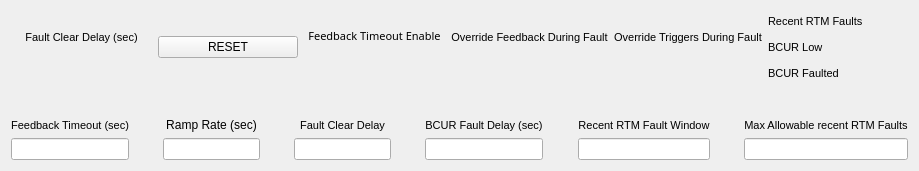
Above: new_look/rtm_faults.ui from cristinasewell/ATCA_PyDM_Screens before the change. Below: the same form after it.
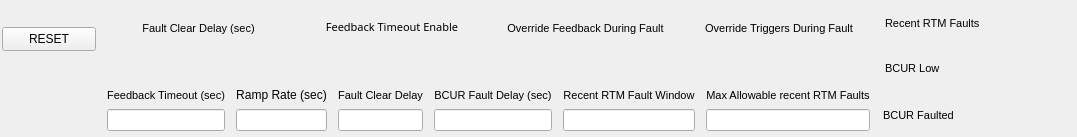
That is the form after the change. Custom widgets are drawn as their Qt base class.

Commit message: WIP - changed the layout for rtm_faults display

Diff of the .ui file:
```diff
--- a/new_look/rtm_faults.ui
+++ b/new_look/rtm_faults.ui
@@ -6,18 +6,88 @@
    <rect>
     <x>0</x>
     <y>0</y>
-    <width>919</width>
-    <height>171</height>
+    <width>933</width>
+    <height>137</height>
    </rect>
   </property>
   <property name="windowTitle">
    <string>Form</string>
   </property>
-  <layout class="QVBoxLayout" name="verticalLayout_13">
-   <item>
+  <layout class="QGridLayout" name="gridLayout">
+   <property name="leftMargin">
+    <number>2</number>
+   </property>
+   <property name="topMargin">
+    <number>2</number>
+   </property>
+   <property name="rightMargin">
+    <number>2</number>
+   </property>
+   <property name="bottomMargin">
+    <number>2</number>
+   </property>
+   <property name="spacing">
+    <number>7</number>
+   </property>
+   <item row="0" column="0">
+    <widget class="PyDMPushButton" name="PyDMPushButton_2">
+     <property name="sizePolicy">
+      <sizepolicy hsizetype="MinimumExpanding" vsizetype="Maximum">
+       <horstretch>0</horstretch>
+       <verstretch>0</verstretch>
+      </sizepolicy>
+     </property>
+     <property name="minimumSize">
+      <size>
+       <width>94</width>
+       <height>24</height>
+      </size>
+     </property>
+     <property name="toolTip">
+      <string/>
+     </property>
+     <property name="text">
+      <string>RESET</string>
+     </property>
+     <property name="channel" stdset="0">
+      <string>ca://${RTM}:FAULTSEQ_RESET</string>
+     </property>
+    </widget>
+   </item>
+   <item row="0" column="1">
     <layout class="QHBoxLayout" name="horizontalLayout">
+     <property name="spacing">
+      <number>7</number>
+     </property>
+     <property name="leftMargin">
+      <number>2</number>
+     </property>
+     <property name="topMargin">
+      <number>2</number>
+     </property>
+     <property name="rightMargin">
+      <number>2</number>
+     </property>
+     <property name="bottomMargin">
+      <number>2</number>
+     </property>
      <item>
       <layout class="QVBoxLayout" name="verticalLayout_12">
+       <property name="spacing">
+        <number>0</number>
+       </property>
+       <property name="leftMargin">
+        <number>0</number>
+       </property>
+       <property name="topMargin">
+        <number>0</number>
+       </property>
+       <property name="rightMargin">
+        <number>0</number>
+       </property>
+       <property name="bottomMargin">
+        <number>0</number>
+       </property>
        <item>
         <widget class="QLabel" name="label_4">
          <property name="font">
@@ -35,10 +105,16 @@
        </item>
        <item>
         <widget class="PyDMEnumButton" name="PyDMEnumButton_5">
+         <property name="sizePolicy">
+          <sizepolicy hsizetype="Preferred" vsizetype="MinimumExpanding">
+           <horstretch>0</horstretch>
+           <verstretch>0</verstretch>
+          </sizepolicy>
+         </property>
          <property name="maximumSize">
           <size>
            <width>16777215</width>
-           <height>48</height>
+           <height>40</height>
           </size>
          </property>
          <property name="font">
@@ -49,6 +125,9 @@
          <property name="toolTip">
           <string/>
          </property>
+         <property name="styleSheet">
+          <string notr="true">QPushButton{font: 8px;}</string>
+         </property>
          <property name="channel" stdset="0">
           <string>ca://${RTM}:FAULTSEQ_MODE</string>
          </property>
@@ -77,21 +156,11 @@
        </item>
       </layout>
      </item>
-     <item>
-      <widget class="PyDMPushButton" name="PyDMPushButton_2">
-       <property name="toolTip">
-        <string/>
-       </property>
-       <property name="text">
-        <string>RESET</string>
-       </property>
-       <property name="channel" stdset="0">
-        <string>ca://${RTM}:FAULTSEQ_RESET</string>
-       </property>
-      </widget>
-     </item>
      <item>
       <layout class="QVBoxLayout" name="verticalLayout_4">
+       <property name="spacing">
+        <number>0</number>
+       </property>
        <item>
         <widget class="QLabel" name="label_2">
          <property name="font">
@@ -111,6 +180,12 @@
        </item>
        <item>
         <widget class="PyDMEnumButton" name="PyDMEnumButton">
+         <property name="sizePolicy">
+          <sizepolicy hsizetype="Preferred" vsizetype="MinimumExpanding">
+           <horstretch>0</horstretch>
+           <verstretch>0</verstretch>
+          </sizepolicy>
+         </property>
          <property name="minimumSize">
           <size>
            <width>0</width>
@@ -120,7 +195,7 @@
          <property name="maximumSize">
           <size>
            <width>16777215</width>
-           <height>48</height>
+           <height>40</height>
           </size>
          </property>
          <property name="font">
@@ -131,6 +206,9 @@
          <property name="toolTip">
           <string/>
          </property>
+         <property name="styleSheet">
+          <string notr="true">QPushButton{font: 8px;}</string>
+         </property>
          <property name="channel" stdset="0">
           <string>ca://${RTM}:FAULTSEQ_ENABLE_TIMEOUT</string>
          </property>
@@ -161,6 +239,21 @@
      </item>
      <item>
       <layout class="QVBoxLayout" name="verticalLayout_6">
+       <property name="spacing">
+        <number>0</number>
+       </property>
+       <property name="leftMargin">
+        <number>0</number>
+       </property>
+       <property name="topMargin">
+        <number>0</number>
+       </property>
+       <property name="rightMargin">
+        <number>0</number>
+       </property>
+       <property name="bottomMargin">
+        <number>0</number>
+       </property>
        <item>
         <widget class="QLabel" name="label_6">
          <property name="font">
@@ -178,10 +271,16 @@
        </item>
        <item>
         <widget class="PyDMEnumButton" name="PyDMEnumButton_4">
+         <property name="sizePolicy">
+          <sizepolicy hsizetype="Preferred" vsizetype="MinimumExpanding">
+           <horstretch>0</horstretch>
+           <verstretch>0</verstretch>
+          </sizepolicy>
+         </property>
          <property name="maximumSize">
           <size>
            <width>16777215</width>
-           <height>48</height>
+           <height>40</height>
           </size>
          </property>
          <property name="font">
@@ -192,6 +291,9 @@
          <property name="toolTip">
           <string/>
          </property>
+         <property name="styleSheet">
+          <string notr="true">QPushButton{font: 8px;}</string>
+         </property>
          <property name="channel" stdset="0">
           <string>ca://${RTM}:FAULTSEQ_MOVE_FDBK</string>
          </property>
@@ -222,6 +324,21 @@
      </item>
      <item>
       <layout class="QVBoxLayout" name="verticalLayout_5">
+       <property name="spacing">
+        <number>0</number>
+       </property>
+       <property name="leftMargin">
+        <number>0</number>
+       </property>
+       <property name="topMargin">
+        <number>0</number>
+       </property>
+       <property name="rightMargin">
+        <number>0</number>
+       </property>
+       <property name="bottomMargin">
+        <number>0</number>
+       </property>
        <item>
         <widget class="QLabel" name="label_5">
          <property name="font">
@@ -239,10 +356,16 @@
        </item>
        <item>
         <widget class="PyDMEnumButton" name="PyDMEnumButton_3">
+         <property name="sizePolicy">
+          <sizepolicy hsizetype="Preferred" vsizetype="MinimumExpanding">
+           <horstretch>0</horstretch>
+           <verstretch>0</verstretch>
+          </sizepolicy>
+         </property>
          <property name="maximumSize">
           <size>
            <width>16777215</width>
-           <height>48</height>
+           <height>40</height>
           </size>
          </property>
          <property name="font">
@@ -253,6 +376,9 @@
          <property name="toolTip">
           <string/>
          </property>
+         <property name="styleSheet">
+          <string notr="true">QPushButton{font: 8px;}</string>
+         </property>
          <property name="channel" stdset="0">
           <string>ca://${RTM}:FAULTSEQ_MOVE_TRIG</string>
          </property>
@@ -281,111 +407,36 @@
        </item>
       </layout>
      </item>
-     <item>
-      <layout class="QVBoxLayout" name="verticalLayout_11">
-       <item>
-        <layout class="QHBoxLayout" name="horizontalLayout_5">
-         <item>
-          <widget class="QLabel" name="label_9">
-           <property name="font">
-            <font>
-             <pointsize>8</pointsize>
-            </font>
-           </property>
-           <property name="text">
-            <string>Recent RTM Faults</string>
-           </property>
-          </widget>
-         </item>
-         <item>
-          <widget class="PyDMLabel" name="PyDMLabel_3">
-           <property name="font">
-            <font>
-             <pointsize>8</pointsize>
-            </font>
-           </property>
-           <property name="toolTip">
-            <string/>
-           </property>
-           <property name="channel" stdset="0">
-            <string>ca://${RTM}:RTM_FAULTCOUNT</string>
-           </property>
-          </widget>
-         </item>
-        </layout>
-       </item>
-       <item>
-        <layout class="QHBoxLayout" name="horizontalLayout_6">
-         <item>
-          <widget class="QLabel" name="label_11">
-           <property name="font">
-            <font>
-             <pointsize>8</pointsize>
-            </font>
-           </property>
-           <property name="text">
-            <string>BCUR Low</string>
-           </property>
-          </widget>
-         </item>
-         <item>
-          <widget class="PyDMLabel" name="PyDMLabel">
-           <property name="font">
-            <font>
-             <pointsize>8</pointsize>
-            </font>
-           </property>
-           <property name="toolTip">
-            <string/>
-           </property>
-           <property name="channel" stdset="0">
-            <string>ca://${RTM}:BCUR_LOW</string>
-           </property>
-          </widget>
-         </item>
-        </layout>
-       </item>
-       <item>
-        <layout class="QHBoxLayout" name="horizontalLayout_7">
-         <item>
-          <widget class="QLabel" name="label_12">
-           <property name="font">
-            <font>
-             <pointsize>8</pointsize>
-            </font>
-           </property>
-           <property name="text">
-            <string>BCUR Faulted</string>
-           </property>
-          </widget>
-         </item>
-         <item>
-          <widget class="PyDMLabel" name="PyDMLabel_2">
-           <property name="font">
-            <font>
-             <pointsize>8</pointsize>
-            </font>
-           </property>
-           <property name="toolTip">
-            <string/>
-           </property>
-           <property name="channel" stdset="0">
-            <string>ca://${RTM}:BCUR_FLT</string>
-           </property>
-          </widget>
-         </item>
-        </layout>
-       </item>
-      </layout>
-     </item>
-    </layout>
-   </item>
-   <item>
-    <layout class="QVBoxLayout" name="verticalLayout_7">
-     <item>
+    </layout>
+   </item>
+   <item row="1" column="1">
       <layout class="QHBoxLayout" name="horizontalLayout_4">
+     <property name="leftMargin">
+      <number>2</number>
+     </property>
+     <property name="topMargin">
+      <number>2</number>
+     </property>
+     <property name="rightMargin">
+      <number>2</number>
+     </property>
+     <property name="bottomMargin">
+      <number>2</number>
+     </property>
        <item>
         <layout class="QVBoxLayout" name="verticalLayout">
+       <property name="leftMargin">
+        <number>2</number>
+       </property>
+       <property name="topMargin">
+        <number>2</number>
+       </property>
+       <property name="rightMargin">
+        <number>2</number>
+       </property>
+       <property name="bottomMargin">
+        <number>2</number>
+       </property>
          <item>
           <widget class="QLabel" name="label">
            <property name="font">
@@ -436,6 +487,18 @@
        </item>
        <item>
         <layout class="QVBoxLayout" name="verticalLayout_2">
+       <property name="leftMargin">
+        <number>2</number>
+       </property>
+       <property name="topMargin">
+        <number>2</number>
+       </property>
+       <property name="rightMargin">
+        <number>2</number>
+       </property>
+       <property name="bottomMargin">
+        <number>2</number>
+       </property>
          <item>
           <widget class="QLabel" name="label_3">
            <property name="text">
@@ -478,6 +541,18 @@
        </item>
        <item>
         <layout class="QVBoxLayout" name="verticalLayout_3">
+       <property name="leftMargin">
+        <number>2</number>
+       </property>
+       <property name="topMargin">
+        <number>2</number>
+       </property>
+       <property name="rightMargin">
+        <number>2</number>
+       </property>
+       <property name="bottomMargin">
+        <number>2</number>
+       </property>
          <item>
           <widget class="QLabel" name="label_13">
            <property name="font">
@@ -525,6 +600,18 @@
        </item>
        <item>
         <layout class="QVBoxLayout" name="verticalLayout_10">
+       <property name="leftMargin">
+        <number>2</number>
+       </property>
+       <property name="topMargin">
+        <number>2</number>
+       </property>
+       <property name="rightMargin">
+        <number>2</number>
+       </property>
+       <property name="bottomMargin">
+        <number>2</number>
+       </property>
          <item>
           <widget class="QLabel" name="label_10">
            <property name="font">
@@ -572,6 +659,18 @@
        </item>
        <item>
         <layout class="QVBoxLayout" name="verticalLayout_9">
+       <property name="leftMargin">
+        <number>2</number>
+       </property>
+       <property name="topMargin">
+        <number>2</number>
+       </property>
+       <property name="rightMargin">
+        <number>2</number>
+       </property>
+       <property name="bottomMargin">
+        <number>2</number>
+       </property>
          <item>
           <widget class="QLabel" name="label_7">
            <property name="font">
@@ -619,6 +718,18 @@
        </item>
        <item>
         <layout class="QVBoxLayout" name="verticalLayout_8">
+       <property name="leftMargin">
+        <number>2</number>
+       </property>
+       <property name="topMargin">
+        <number>2</number>
+       </property>
+       <property name="rightMargin">
+        <number>2</number>
+       </property>
+       <property name="bottomMargin">
+        <number>2</number>
+       </property>
          <item>
           <widget class="QLabel" name="label_8">
            <property name="font">
@@ -650,6 +761,179 @@
           </widget>
          </item>
         </layout>
+     </item>
+    </layout>
+   </item>
+   <item row="0" column="2" rowspan="2">
+    <layout class="QVBoxLayout" name="verticalLayout_11">
+     <property name="leftMargin">
+      <number>2</number>
+     </property>
+     <property name="topMargin">
+      <number>2</number>
+     </property>
+     <property name="rightMargin">
+      <number>2</number>
+     </property>
+     <property name="bottomMargin">
+      <number>2</number>
+     </property>
+     <item>
+      <layout class="QHBoxLayout" name="horizontalLayout_5">
+       <property name="leftMargin">
+        <number>2</number>
+       </property>
+       <property name="topMargin">
+        <number>2</number>
+       </property>
+       <property name="rightMargin">
+        <number>2</number>
+       </property>
+       <property name="bottomMargin">
+        <number>2</number>
+       </property>
+       <item>
+        <widget class="QLabel" name="label_9">
+         <property name="font">
+          <font>
+           <pointsize>8</pointsize>
+          </font>
+         </property>
+         <property name="text">
+          <string>Recent RTM Faults</string>
+         </property>
+        </widget>
+       </item>
+       <item>
+        <widget class="PyDMLabel" name="PyDMLabel_3">
+         <property name="sizePolicy">
+          <sizepolicy hsizetype="Preferred" vsizetype="MinimumExpanding">
+           <horstretch>0</horstretch>
+           <verstretch>0</verstretch>
+          </sizepolicy>
+         </property>
+         <property name="minimumSize">
+          <size>
+           <width>84</width>
+           <height>24</height>
+          </size>
+         </property>
+         <property name="font">
+          <font>
+           <pointsize>8</pointsize>
+          </font>
+         </property>
+         <property name="toolTip">
+          <string/>
+         </property>
+         <property name="channel" stdset="0">
+          <string>ca://${RTM}:RTM_FAULTCOUNT</string>
+         </property>
+        </widget>
+       </item>
+      </layout>
+     </item>
+     <item>
+      <layout class="QHBoxLayout" name="horizontalLayout_6">
+       <property name="leftMargin">
+        <number>2</number>
+       </property>
+       <property name="topMargin">
+        <number>2</number>
+       </property>
+       <property name="rightMargin">
+        <number>2</number>
+       </property>
+       <property name="bottomMargin">
+        <number>2</number>
+       </property>
+       <item>
+        <widget class="QLabel" name="label_11">
+         <property name="font">
+          <font>
+           <pointsize>8</pointsize>
+          </font>
+         </property>
+         <property name="text">
+          <string>BCUR Low</string>
+         </property>
+        </widget>
+       </item>
+       <item>
+        <widget class="PyDMLabel" name="PyDMLabel">
+         <property name="sizePolicy">
+          <sizepolicy hsizetype="Preferred" vsizetype="MinimumExpanding">
+           <horstretch>0</horstretch>
+           <verstretch>0</verstretch>
+          </sizepolicy>
+         </property>
+         <property name="minimumSize">
+          <size>
+           <width>84</width>
+           <height>24</height>
+          </size>
+         </property>
+         <property name="font">
+          <font>
+           <pointsize>8</pointsize>
+          </font>
+         </property>
+         <property name="toolTip">
+          <string/>
+         </property>
+         <property name="channel" stdset="0">
+          <string>ca://${RTM}:BCUR_LOW</string>
+         </property>
+        </widget>
+       </item>
+      </layout>
+     </item>
+     <item>
+      <layout class="QHBoxLayout" name="horizontalLayout_7">
+       <property name="leftMargin">
+        <number>0</number>
+       </property>
+       <property name="topMargin">
+        <number>2</number>
+       </property>
+       <item>
+        <widget class="QLabel" name="label_12">
+         <property name="font">
+          <font>
+           <pointsize>8</pointsize>
+          </font>
+         </property>
+         <property name="text">
+          <string>BCUR Faulted</string>
+         </property>
+        </widget>
+       </item>
+       <item>
+        <widget class="PyDMLabel" name="PyDMLabel_2">
+         <property name="sizePolicy">
+          <sizepolicy hsizetype="Preferred" vsizetype="MinimumExpanding">
+           <horstretch>0</horstretch>
+           <verstretch>0</verstretch>
+          </sizepolicy>
+         </property>
+         <property name="minimumSize">
+          <size>
+           <width>84</width>
+           <height>24</height>
+          </size>
+         </property>
+         <property name="font">
+          <font>
+           <pointsize>8</pointsize>
+          </font>
+         </property>
+         <property name="toolTip">
+          <string/>
+         </property>
+         <property name="channel" stdset="0">
+          <string>ca://${RTM}:BCUR_FLT</string>
+         </property>
+        </widget>
        </item>
       </layout>
      </item>
```
Lines whose indentation alone changed are shown as unchanged. The commit also changes 1 other file.
